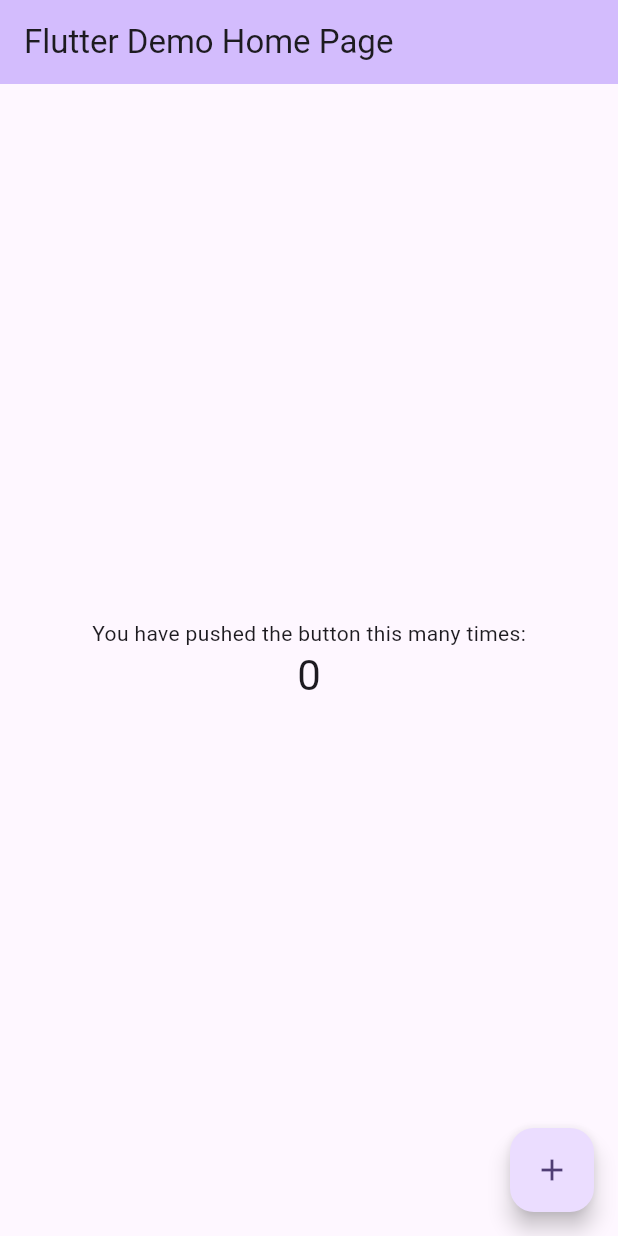
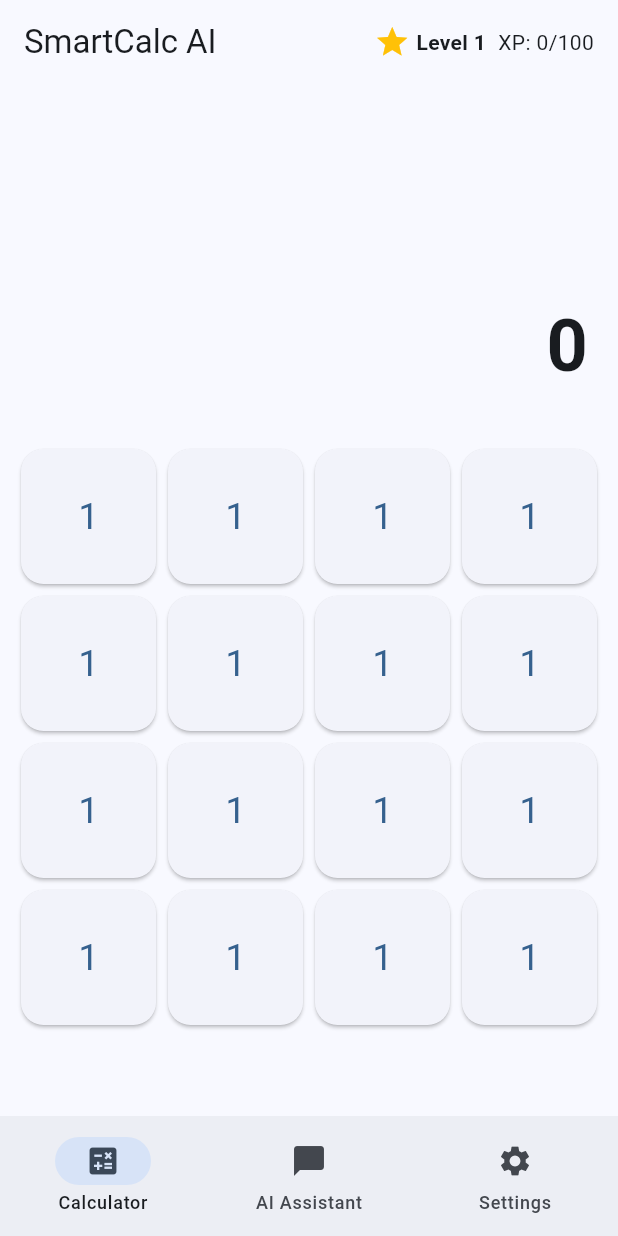
Before and after one commit to farelrasyah/GeniusCalc-AI, a Flutter app: the screen it shows after launch, on a phone screen of 412 x 824 dp. Run offline on Flutter 3.47's test engine with Material 3 defaults, Android fonts, the phone set to English and light mode, and no system bars.

Commit message:
add : structure file for SmartCalc-AI

```diff
--- /dev/null
+++ b/lib/core/constant/app_constants.dart
@@ -0,0 +1,21 @@
+class AppConstants {
+  static const String appName = 'SmartCalc AI';
+  static const String appVersion = '1.0.0';
+
+  // AI API Constants
+  static const String aiApiKey = 'YOUR_API_KEY';
+  static const String aiApiEndpoint = 'YOUR_API_ENDPOINT';
+
+  // Theme Constants
+  static const List<String> themeNames = [
+    'Classic',
+    'Dark',
+    'Sci-Fi',
+    'Retro',
+    'Anime'
+  ];
+
+  // XP Constants
+  static const int baseXP = 10;
+  static const int levelUpXP = 100;
+}
--- /dev/null
+++ b/lib/core/theme/app_theme.dart
@@ -0,0 +1,22 @@
+import 'package:flutter/material.dart';
+
+class AppTheme {
+  static ThemeData classicTheme = ThemeData(
+    useMaterial3: true,
+    colorScheme: ColorScheme.fromSeed(
+      seedColor: Colors.blue,
+      brightness: Brightness.light,
+    ),
+    // Add more theme customization
+  );
+
+  static ThemeData darkTheme = ThemeData(
+    useMaterial3: true,
+    colorScheme: ColorScheme.fromSeed(
+      seedColor: Colors.blue,
+      brightness: Brightness.dark,
+    ),
+  );
+
+  // Add more themes (Sci-Fi, Retro, Anime)
+}
--- /dev/null
+++ b/lib/features/calculator/models/calculation_model.dart
@@ -0,0 +1,23 @@
+class CalculationModel {
+  final String expression;
+  final double result;
+  final DateTime timestamp;
+
+  CalculationModel({
+    required this.expression,
+    required this.result,
+    required this.timestamp,
+  });
+
+  Map<String, dynamic> toJson() => {
+    'expression': expression,
+    'result': result,
+    'timestamp': timestamp.toIso8601String(),
+  };
+
+  factory CalculationModel.fromJson(Map<String, dynamic> json) => CalculationModel(
+    expression: json['expression'],
+    result: json['result'],
+    timestamp: DateTime.parse(json['timestamp']),
+  );
+}
--- /dev/null
+++ b/lib/features/calculator/screens/calculator_screen.dart
@@ -0,0 +1,93 @@
+import 'package:flutter/material.dart';
+import '../../../widgets/calculator_button.dart';
+
+class CalculatorScreen extends StatefulWidget {
+  const CalculatorScreen({Key? key}) : super(key: key);
+
+  @override
+  State<CalculatorScreen> createState() => _CalculatorScreenState();
+}
+
+class _CalculatorScreenState extends State<CalculatorScreen> with SingleTickerProviderStateMixin {
+  String _expression = '';
+  String _result = '0';
+  late AnimationController _animationController;
+
+  @override
+  void initState() {
+    super.initState();
+    _animationController = AnimationController(
+      duration: const Duration(milliseconds: 300),
+      vsync: this,
+    );
+  }
+
+  void _onButtonPressed(String value) {
+    setState(() {
+      if (value == 'C') {
+        _expression = '';
+        _result = '0';
+      } else if (value == '=') {
+        try {
+          // Implement calculation logic here
+          _animationController.forward(from: 0.0);
+        } catch (e) {
+          _result = 'Error';
+        }
+      } else {
+        _expression += value;
+      }
+    });
+  }
+
+  @override
+  Widget build(BuildContext context) {
+    return Scaffold(
+      body: Column(
+        children: [
+          // Display area
+          Expanded(
+            flex: 2,
+            child: Container(
+              padding: const EdgeInsets.all(20),
+              alignment: Alignment.bottomRight,
+              child: Column(
+                mainAxisAlignment: MainAxisAlignment.end,
+                crossAxisAlignment: CrossAxisAlignment.end,
+                children: [
+                  Text(
+                    _expression,
+                    style: const TextStyle(fontSize: 24),
+                  ),
+                  const SizedBox(height: 10),
+                  Text(
+                    _result,
+                    style: const TextStyle(fontSize: 48, fontWeight: FontWeight.bold),
+                  ),
+                ],
+              ),
+            ),
+          ),
+          // Buttons area
+          Expanded(
+            flex: 4,
+            child: GridView.builder(
+              padding: const EdgeInsets.all(10),
+              gridDelegate: const SliverGridDelegateWithFixedCrossAxisCount(
+                crossAxisCount: 4,
+              ),
+              itemCount: 16,  // Add more buttons as needed
+              itemBuilder: (context, index) {
+                // Implement button grid here
+                return CalculatorButton(
+                  label: '1',  // Replace with proper button labels
+                  onPressed: () => _onButtonPressed('1'),
+                );
+              },
+            ),
+          ),
+        ],
+      ),
+    );
+  }
+}
--- a/lib/main.dart
+++ b/lib/main.dart
@@ -1,125 +1,94 @@
 import 'package:flutter/material.dart';
+import 'package:geniuscalc_ai/core/constant/app_constants.dart';
+import 'package:geniuscalc_ai/core/theme/app_theme.dart';
+import 'package:geniuscalc_ai/features/calculator/screens/calculator_screen.dart';
 
 void main() {
-  runApp(const MyApp());
+  runApp(const SmartCalcAI());
 }
 
-class MyApp extends StatelessWidget {
-  const MyApp({super.key});
+class SmartCalcAI extends StatelessWidget {
+  const SmartCalcAI({super.key});
 
-  // This widget is the root of your application.
   @override
   Widget build(BuildContext context) {
     return MaterialApp(
-      title: 'Flutter Demo',
-      theme: ThemeData(
-        // This is the theme of your application.
-        //
-        // TRY THIS: Try running your application with "flutter run". You'll see
-        // the application has a purple toolbar. Then, without quitting the app,
-        // try changing the seedColor in the colorScheme below to Colors.green
-        // and then invoke "hot reload" (save your changes or press the "hot
-        // reload" button in a Flutter-supported IDE, or press "r" if you used
-        // the command line to start the app).
-        //
-        // Notice that the counter didn't reset back to zero; the application
-        // state is not lost during the reload. To reset the state, use hot
-        // restart instead.
-        //
-        // This works for code too, not just values: Most code changes can be
-        // tested with just a hot reload.
-        colorScheme: ColorScheme.fromSeed(seedColor: Colors.deepPurple),
-        useMaterial3: true,
-      ),
-      home: const MyHomePage(title: 'Flutter Demo Home Page'),
+      title: AppConstants.appName,
+      debugShowCheckedModeBanner: false,
+      theme: AppTheme.classicTheme,
+      darkTheme: AppTheme.darkTheme,
+      themeMode: ThemeMode.system,
+      home: const HomeScreen(),
     );
   }
 }
 
-class MyHomePage extends StatefulWidget {
-  const MyHomePage({super.key, required this.title});
-
-  // This widget is the home page of your application. It is stateful, meaning
-  // that it has a State object (defined below) that contains fields that affect
-  // how it looks.
-
-  // This class is the configuration for the state. It holds the values (in this
-  // case the title) provided by the parent (in this case the App widget) and
-  // used by the build method of the State. Fields in a Widget subclass are
-  // always marked "final".
-
-  final String title;
+class HomeScreen extends StatefulWidget {
+  const HomeScreen({super.key});
 
   @override
-  State<MyHomePage> createState() => _MyHomePageState();
+  State<HomeScreen> createState() => _HomeScreenState();
 }
 
-class _MyHomePageState extends State<MyHomePage> {
-  int _counter = 0;
+class _HomeScreenState extends State<HomeScreen> {
+  // Changed from _MyHomePageState
+  int _currentIndex = 0;
+  int _userLevel = 1;
+  int _userXP = 0;
 
-  void _incrementCounter() {
-    setState(() {
-      // This call to setState tells the Flutter framework that something has
-      // changed in this State, which causes it to rerun the build method below
-      // so that the display can reflect the updated values. If we changed
-      // _counter without calling setState(), then the build method would not be
-      // called again, and so nothing would appear to happen.
-      _counter++;
-    });
-  }
+  final List<Widget> _screens = [
+    const CalculatorScreen(),
+    // Add AI Assistant Screen here when implemented
+    // Add Profile/Settings Screen here when implemented
+  ];
 
   @override
   Widget build(BuildContext context) {
-    // This method is rerun every time setState is called, for instance as done
-    // by the _incrementCounter method above.
-    //
-    // The Flutter framework has been optimized to make rerunning build methods
-    // fast, so that you can just rebuild anything that needs updating rather
-    // than having to individually change instances of widgets.
     return Scaffold(
       appBar: AppBar(
-        // TRY THIS: Try changing the color here to a specific color (to
-        // Colors.amber, perhaps?) and trigger a hot reload to see the AppBar
-        // change color while the other colors stay the same.
-        backgroundColor: Theme.of(context).colorScheme.inversePrimary,
-        // Here we take the value from the MyHomePage object that was created by
-        // the App.build method, and use it to set our appbar title.
-        title: Text(widget.title),
+        title: Text(AppConstants.appName),
+        actions: [
+          // XP and Level Display
+          Container(
+            padding: const EdgeInsets.symmetric(horizontal: 16),
+            child: Row(
+              children: [
+                const Icon(Icons.star, color: Colors.amber),
+                const SizedBox(width: 4),
+                Text(
+                  'Level $_userLevel',
+                  style: const TextStyle(fontWeight: FontWeight.bold),
+                ),
+                const SizedBox(width: 8),
+                Text('XP: $_userXP/${AppConstants.levelUpXP}'),
+              ],
+            ),
+          ),
+        ],
       ),
-      body: Center(
-        // Center is a layout widget. It takes a single child and positions it
-        // in the middle of the parent.
-        child: Column(
-          // Column is also a layout widget. It takes a list of children and
-          // arranges them vertically. By default, it sizes itself to fit its
-          // children horizontally, and tries to be as tall as its parent.
-          //
-          // Column has various properties to control how it sizes itself and
-          // how it positions its children. Here we use mainAxisAlignment to
-          // center the children vertically; the main axis here is the vertical
-          // axis because Columns are vertical (the cross axis would be
-          // horizontal).
-          //
-          // TRY THIS: Invoke "debug painting" (choose the "Toggle Debug Paint"
-          // action in the IDE, or press "p" in the console), to see the
-          // wireframe for each widget.
-          mainAxisAlignment: MainAxisAlignment.center,
-          children: <Widget>[
-            const Text(
-              'You have pushed the button this many times:',
-            ),
-            Text(
-              '$_counter',
-              style: Theme.of(context).textTheme.headlineMedium,
-            ),
-          ],
-        ),
+      body: _screens[_currentIndex],
+      bottomNavigationBar: NavigationBar(
+        selectedIndex: _currentIndex,
+        onDestinationSelected: (index) {
+          setState(() {
+            _currentIndex = index;
+          });
+        },
+        destinations: const [
+          NavigationDestination(
+            icon: Icon(Icons.calculate),
+            label: 'Calculator',
+          ),
+          NavigationDestination(
+            icon: Icon(Icons.chat_bubble),
+            label: 'AI Assistant',
+          ),
+          NavigationDestination(
+            icon: Icon(Icons.settings),
+            label: 'Settings',
+          ),
+        ],
       ),
-      floatingActionButton: FloatingActionButton(
-        onPressed: _incrementCounter,
-        tooltip: 'Increment',
-        child: const Icon(Icons.add),
-      ), // This trailing comma makes auto-formatting nicer for build methods.
     );
   }
 }
--- /dev/null
+++ b/lib/widgets/calculator_button.dart
@@ -0,0 +1,45 @@
+import 'package:flutter/material.dart';
+
+class CalculatorButton extends StatelessWidget {
+  final String label;
+  final VoidCallback onPressed;
+  final Color? backgroundColor;
+  final Color? textColor;
+  final double? fontSize;
+  final bool isOperator;
+
+  const CalculatorButton({
+    Key? key,
+    required this.label,
+    required this.onPressed,
+    this.backgroundColor,
+    this.textColor,
+    this.fontSize = 24,
+    this.isOperator = false,
+  }) : super(key: key);
+
+  @override
+  Widget build(BuildContext context) {
+    return Container(
+      margin: const EdgeInsets.all(4),
+      child: ElevatedButton(
+        style: ElevatedButton.styleFrom(
+          backgroundColor: backgroundColor,
+          shape: RoundedRectangleBorder(
+            borderRadius: BorderRadius.circular(15),
+          ),
+          padding: const EdgeInsets.all(20),
+        ),
+        onPressed: onPressed,
+        child: Text(
+          label,
+          style: TextStyle(
+            fontSize: fontSize,
+            color: textColor,
+            fontWeight: isOperator ? FontWeight.bold : FontWeight.normal,
+          ),
+        ),
+      ),
+    );
+  }
+}
```
Also changed, not shown: lib/app.dart (added), lib/core/utils/helpers.dart (added), lib/features/ai_assistant/data/ai_repository.dart (added), lib/features/ai_assistant/models/ai_response_model.dart (added), lib/features/ai_assistant/screens/ai_assistant_screen.dart (added), lib/features/calculator/data/calculator_repository.dart (added), lib/widgets/custom_text_field.dart (added), 1 other file.
